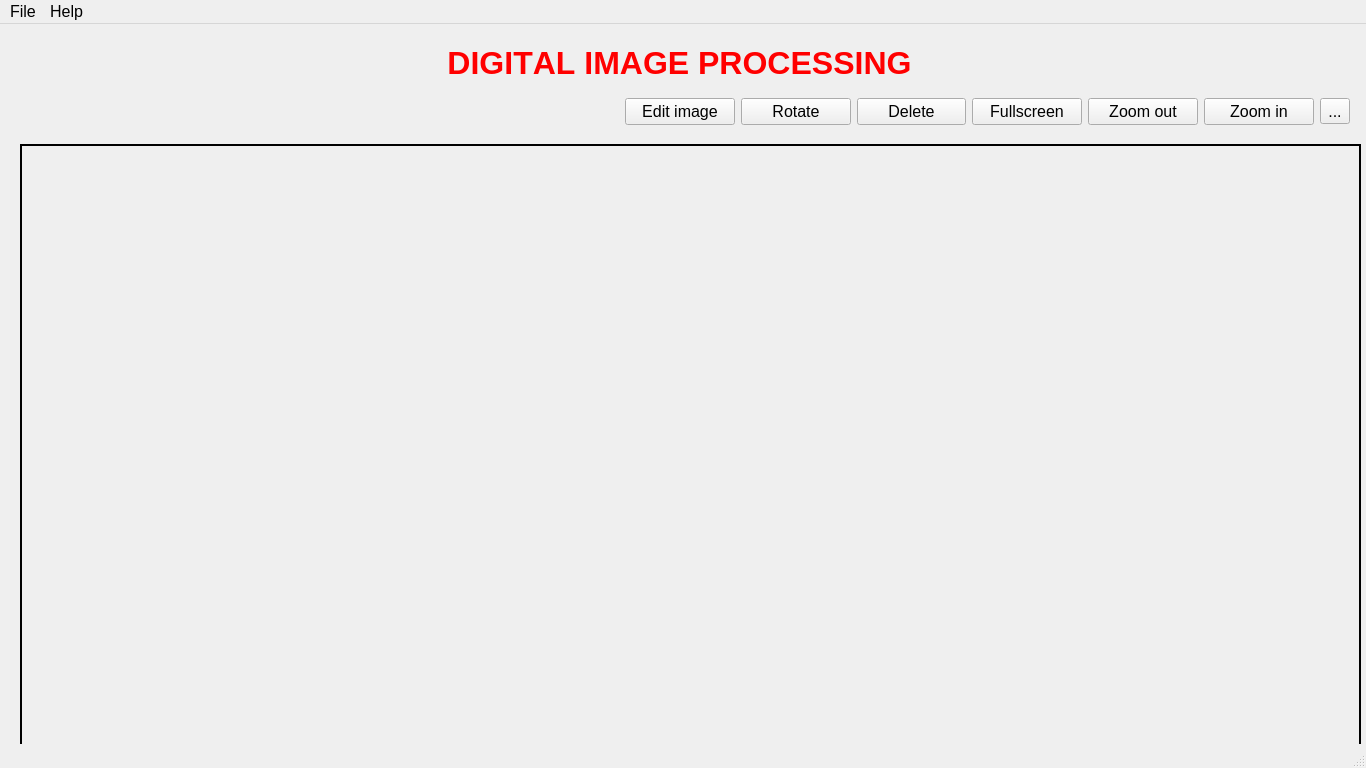
The window that views/main_window.ui (lampn0/digital_image_processing) describes before a commit, drawn with Qt 5.
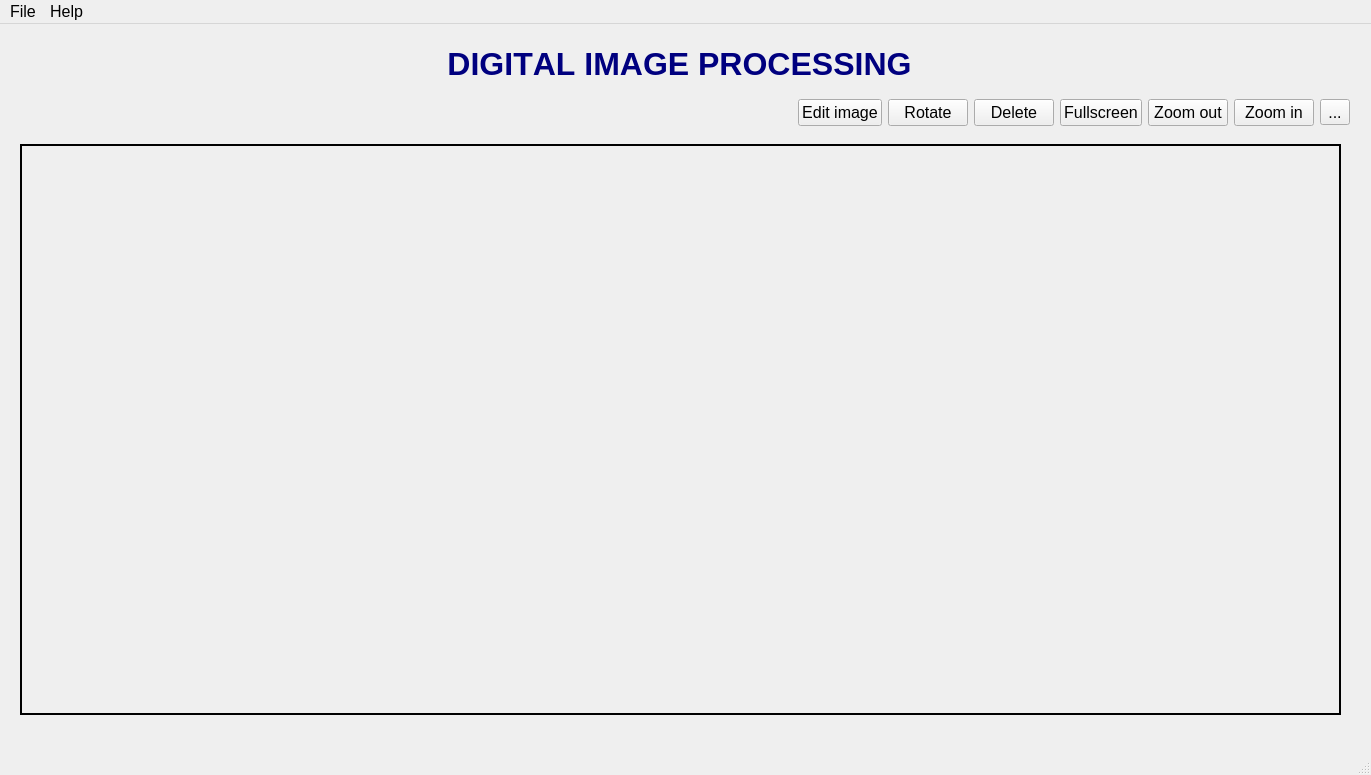
The same window after the commit.

```diff
--- a/views/main_window.ui
+++ b/views/main_window.ui
@@ -6,8 +6,8 @@
    <rect>
     <x>0</x>
     <y>0</y>
-    <width>1366</width>
-    <height>768</height>
+    <width>1371</width>
+    <height>775</height>
    </rect>
   </property>
   <property name="font">
@@ -25,7 +25,7 @@
       <x>9</x>
       <y>10</y>
       <width>1341</width>
-      <height>91</height>
+      <height>92</height>
      </rect>
     </property>
     <layout class="QVBoxLayout" name="verticalLayout">
@@ -40,7 +40,8 @@
         </font>
        </property>
        <property name="styleSheet">
-        <string notr="true">color:rgb(255, 0, 0)</string>
+        <string notr="true">
+color: rgb(0, 0, 127);</string>
        </property>
        <property name="frameShape">
         <enum>QFrame::NoFrame</enum>
@@ -68,7 +69,7 @@
           <enum>Qt::Horizontal</enum>
          </property>
          <property name="sizeType">
-          <enum>QSizePolicy::Fixed</enum>
+          <enum>QSizePolicy::Expanding</enum>
          </property>
          <property name="sizeHint" stdset="0">
           <size>
@@ -136,8 +137,8 @@
      <rect>
       <x>20</x>
       <y>120</y>
-      <width>1341</width>
-      <height>611</height>
+      <width>1321</width>
+      <height>571</height>
      </rect>
     </property>
     <property name="maximumSize">
@@ -171,8 +172,8 @@
     <rect>
      <x>0</x>
      <y>0</y>
-     <width>1366</width>
-     <height>21</height>
+     <width>1371</width>
+     <height>26</height>
     </rect>
    </property>
    <widget class="QMenu" name="menuFile">
```
